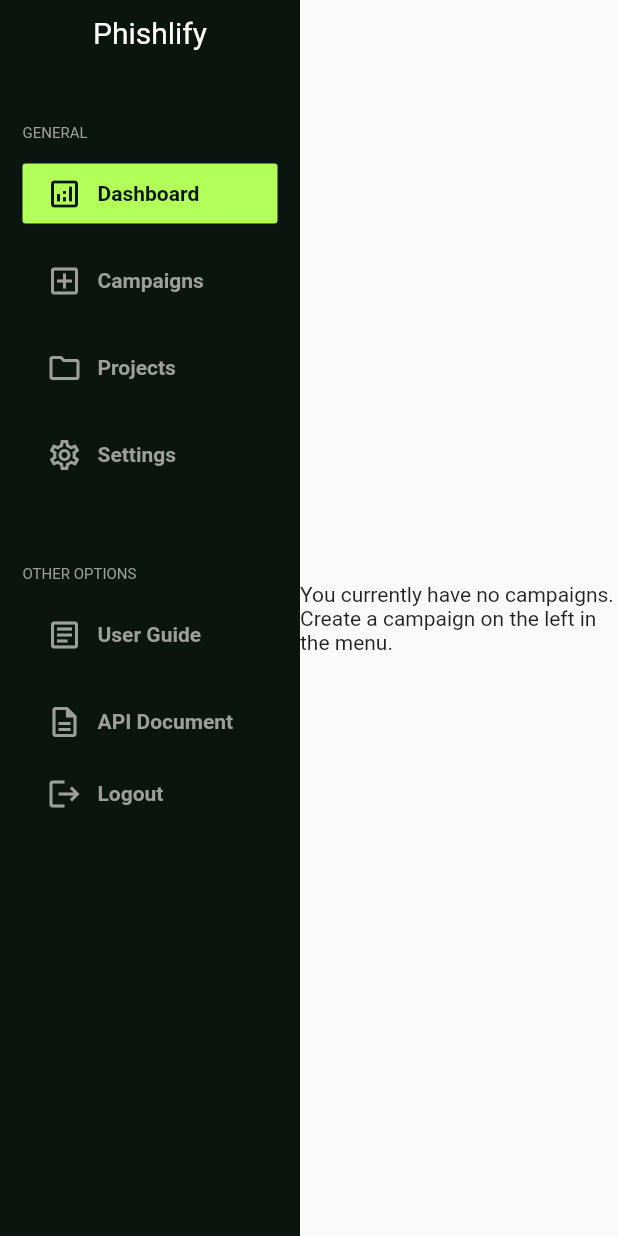
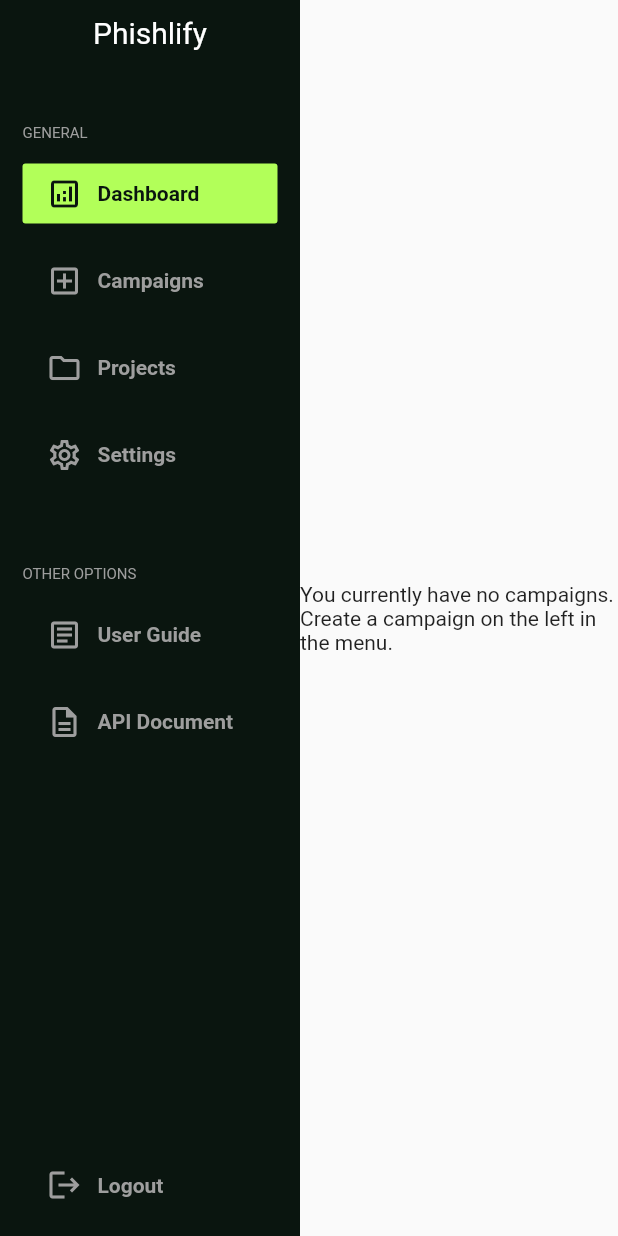
Before and after one commit to svencarstenrasmusen/Phishlify, a Flutter app: the CampaignsPage screen opened directly with empty values, after a tap on "Dashboard", on a phone screen of 412 x 824 dp. Run offline on Flutter 3.47's test engine with Material 2 defaults, Android fonts, the phone set to English and light mode, and no system bars; accounts and stored records are empty; network calls fail.

Commit message:
added spacer to logout button

```diff
--- a/lib/campaigns_page.dart
+++ b/lib/campaigns_page.dart
@@ -1066,6 +1066,7 @@ class _CampaignsPageState extends State<CampaignsPage> {
           const SizedBox(height: 10),
           menuButton(
               Icons.description_outlined, "API Document", "/dashboard", false),
+          Spacer(),
           menuButton(
               Icons.logout, "Logout", "/", false),
         ],
--- a/lib/dashboard_page.dart
+++ b/lib/dashboard_page.dart
@@ -64,6 +64,7 @@ class _DashboardPageState extends State<DashboardPage> {
           menuButton(Icons.article_outlined, "User Guide", "/dashboard", false),
           const SizedBox(height: 10),
           menuButton(Icons.description_outlined, "API Document", "/dashboard", false),
+          Spacer(),
           menuButton(
               Icons.logout, "Logout", "/", false),
         ],
--- a/lib/projects_page.dart
+++ b/lib/projects_page.dart
@@ -221,6 +221,7 @@ class _ProjectsPageState extends State<ProjectsPage> {
           const SizedBox(height: 10),
           menuButton(
               Icons.description_outlined, "API Document", "/dashboard", false),
+          Spacer(),
           menuButton(
               Icons.logout, "Logout", "/", false),
         ],
```
